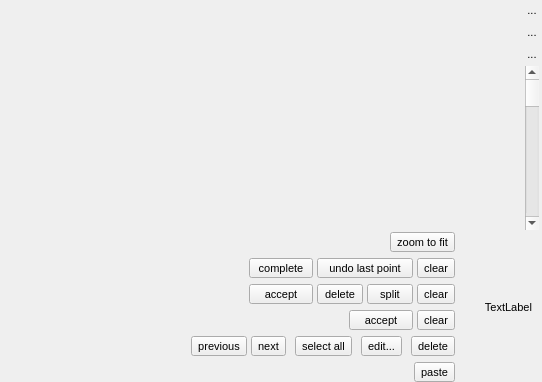
Above: GUI/Qt/Components/SliceViewPanel.ui from alexsodt/ITK-SNAP-Burgess-Sodt before the change. Below: the same form after it.
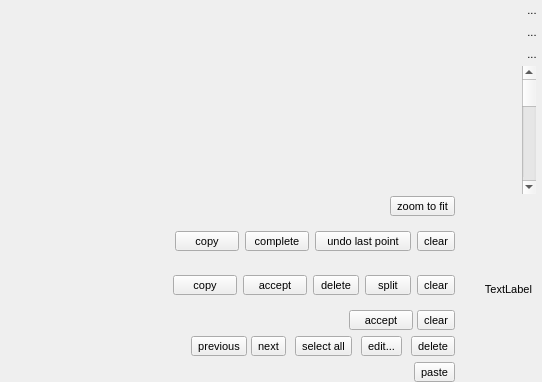
That is the form after the change. Icons and pictures are not drawn. Custom widgets are drawn as their Qt base class.

Commit message: Added XML format for polygons, other upgrades

```diff
--- a/GUI/Qt/Components/SliceViewPanel.ui
+++ b/GUI/Qt/Components/SliceViewPanel.ui
@@ -132,7 +132,7 @@
         </property>
        </widget>
       </item>
-      <item alignment="Qt::AlignHCenter">
+      <item>
        <widget class="QScrollBar" name="inSlicePosition">
         <property name="enabled">
          <bool>true</bool>
@@ -233,15 +233,6 @@
          <item>
           <widget class="QWidget" name="pagePolygonDraw" native="true">
            <layout class="QHBoxLayout" name="horizontalLayout">
-            <property name="spacing">
-             <number>4</number>
-            </property>
-            <property name="topMargin">
-             <number>0</number>
-            </property>
-            <property name="bottomMargin">
-             <number>0</number>
-            </property>
             <item>
              <spacer name="horizontalSpacer_2">
               <property name="orientation">
@@ -255,6 +246,36 @@
               </property>
              </spacer>
             </item>
+            <item>
+             <widget class="QToolButton" name="btnCopyIncomplete">
+              <property name="minimumSize">
+               <size>
+                <width>64</width>
+                <height>0</height>
+               </size>
+              </property>
+              <property name="maximumSize">
+               <size>
+                <width>16777215</width>
+                <height>20</height>
+               </size>
+              </property>
+              <property name="font">
+               <font>
+                <pointsize>-1</pointsize>
+               </font>
+              </property>
+              <property name="toolTip">
+               <string/>
+              </property>
+              <property name="text">
+               <string>copy</string>
+              </property>
+              <property name="toolButtonStyle">
+               <enum>Qt::ToolButtonTextOnly</enum>
+              </property>
+             </widget>
+            </item>
             <item>
              <widget class="QToolButton" name="btnCloseLoop">
               <property name="minimumSize">
@@ -353,15 +374,6 @@
          <item>
           <widget class="QWidget" name="pagePolygonEdit" native="true">
            <layout class="QHBoxLayout" name="horizontalLayout_3">
-            <property name="spacing">
-             <number>4</number>
-            </property>
-            <property name="topMargin">
-             <number>0</number>
-            </property>
-            <property name="bottomMargin">
-             <number>0</number>
-            </property>
             <item>
              <spacer name="horizontalSpacer_3">
               <property name="orientation">
@@ -375,6 +387,36 @@
               </property>
              </spacer>
             </item>
+            <item>
+             <widget class="QToolButton" name="btnCopyPolygon">
+              <property name="minimumSize">
+               <size>
+                <width>64</width>
+                <height>0</height>
+               </size>
+              </property>
+              <property name="maximumSize">
+               <size>
+                <width>16777215</width>
+                <height>20</height>
+               </size>
+              </property>
+              <property name="font">
+               <font>
+                <pointsize>-1</pointsize>
+               </font>
+              </property>
+              <property name="toolTip">
+               <string/>
+              </property>
+              <property name="text">
+               <string>copy</string>
+              </property>
+              <property name="toolButtonStyle">
+               <enum>Qt::ToolButtonTextOnly</enum>
+              </property>
+             </widget>
+            </item>
             <item>
              <widget class="QToolButton" name="btnAcceptPolygon">
               <property name="minimumSize">
```
Left out of the diff: 107 changed lines with no effect on the pictures. The commit also changes 112 other files.
